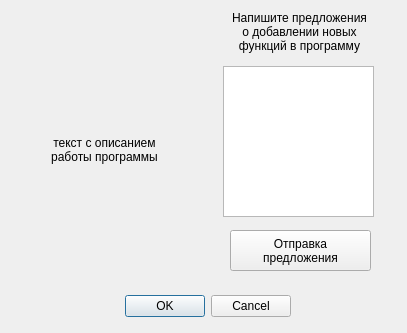
The window that helpWindow.ui (Bob3ik/FileProject) describes before a commit, drawn with Qt 5.
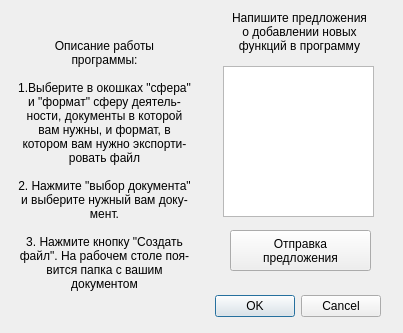
The same window after the commit.

The edit to the form file:
```diff
--- a/helpWindow.ui
+++ b/helpWindow.ui
@@ -6,17 +6,29 @@
    <rect>
     <x>0</x>
     <y>0</y>
-    <width>407</width>
+    <width>403</width>
     <height>333</height>
    </rect>
   </property>
+  <property name="minimumSize">
+   <size>
+    <width>403</width>
+    <height>333</height>
+   </size>
+  </property>
+  <property name="maximumSize">
+   <size>
+    <width>403</width>
+    <height>333</height>
+   </size>
+  </property>
   <property name="windowTitle">
    <string>Помощь</string>
   </property>
   <widget class="QDialogButtonBox" name="buttonBox">
    <property name="geometry">
     <rect>
-     <x>120</x>
+     <x>210</x>
      <y>290</y>
      <width>171</width>
      <height>32</height>
@@ -35,24 +47,40 @@
      <x>9</x>
      <y>9</y>
      <width>191</width>
-     <height>271</height>
+     <height>311</height>
     </rect>
    </property>
    <widget class="QLabel" name="label">
     <property name="geometry">
      <rect>
-      <x>30</x>
-      <y>60</y>
-      <width>131</width>
-      <height>161</height>
+      <x>0</x>
+      <y>0</y>
+      <width>191</width>
+      <height>311</height>
      </rect>
     </property>
     <property name="lineWidth">
      <number>1</number>
     </property>
     <property name="text">
-     <string>текст с описанием 
-работы программы</string>
+     <string>Описание работы 
+программы: 
+
+1.Выберите в окошках &quot;сфера&quot; 
+и &quot;формат&quot; сферу деятель- 
+ности, документы в которой 
+вам нужны, и формат, в 
+котором вам нужно экспорти- 
+ровать файл 
+
+2. Нажмите &quot;выбор документа&quot; 
+и выберите нужный вам доку- 
+мент. 
+
+3. Нажмите кнопку &quot;Создать 
+файл&quot;. На рабочем столе поя- 
+вится папка с вашим 
+документом</string>
     </property>
     <property name="alignment">
      <set>Qt::AlignCenter</set>
```
